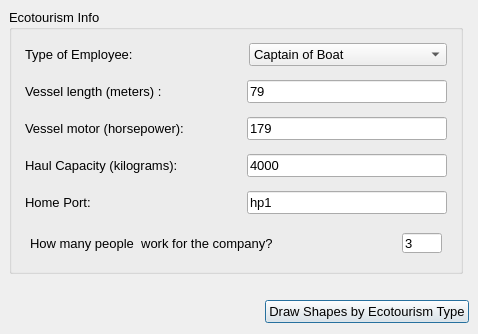
Ecotrust/openoceanmap-desktop, file oom_cobi_loreto/Interview/ecotourism.ui: the form before one commit.
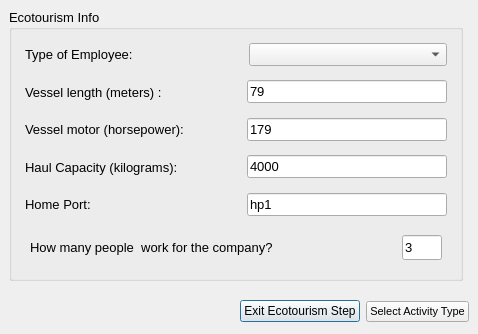
The form after the commit.

```diff
--- a/oom_cobi_loreto/Interview/ecotourism.ui
+++ b/oom_cobi_loreto/Interview/ecotourism.ui
@@ -37,14 +37,21 @@
      </spacer>
     </item>
     <item>
-     <widget class="QPushButton" name="pbnSelectEcotourism" >
+     <widget class="QPushButton" name="pbnExitEcoStep" >
+      <property name="text" >
+       <string>Exit Ecotourism Step</string>
+      </property>
+     </widget>
+    </item>
+    <item>
+     <widget class="QPushButton" name="pbnSelectActivity" >
       <property name="font" >
        <font>
-        <pointsize>10</pointsize>
+        <pointsize>8</pointsize>
        </font>
       </property>
       <property name="text" >
-       <string>Draw Shapes by Ecotourism Type</string>
+       <string>Select Activity Type</string>
       </property>
      </widget>
     </item>
@@ -58,7 +65,7 @@
      <x>9</x>
      <y>9</y>
      <width>454</width>
-     <height>265</height>
+     <height>272</height>
     </rect>
    </property>
    <layout class="QHBoxLayout" >
@@ -119,6 +126,11 @@
               <height>16777215</height>
              </size>
             </property>
+            <item>
+             <property name="text" >
+              <string/>
+             </property>
+            </item>
             <item>
              <property name="text" >
               <string>Captain of Boat</string>
@@ -472,7 +484,7 @@
             <property name="minimumSize" >
              <size>
               <width>40</width>
-              <height>0</height>
+              <height>25</height>
              </size>
             </property>
             <property name="maximumSize" >
```
Left out of the diff: 3 changed lines with no effect on the pictures.
